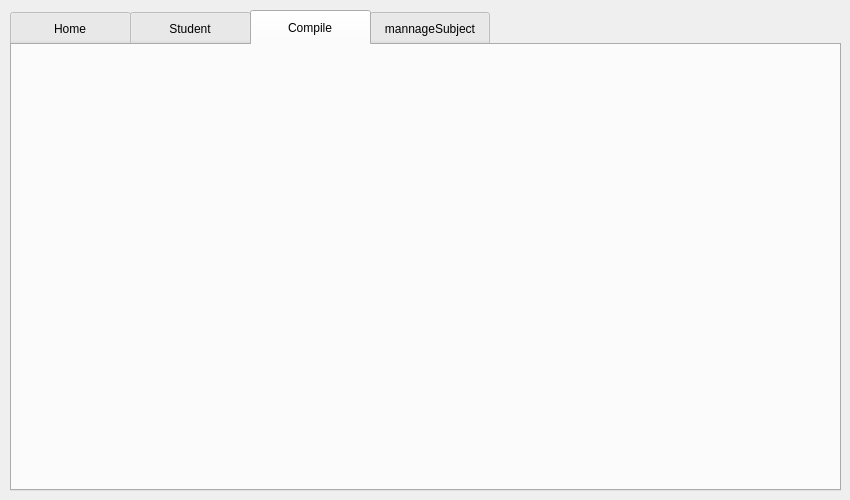
Old version of the form qtAplication/TeacherClient/widget.ui in the repository upc28/DaChuang-teachingPlatform.
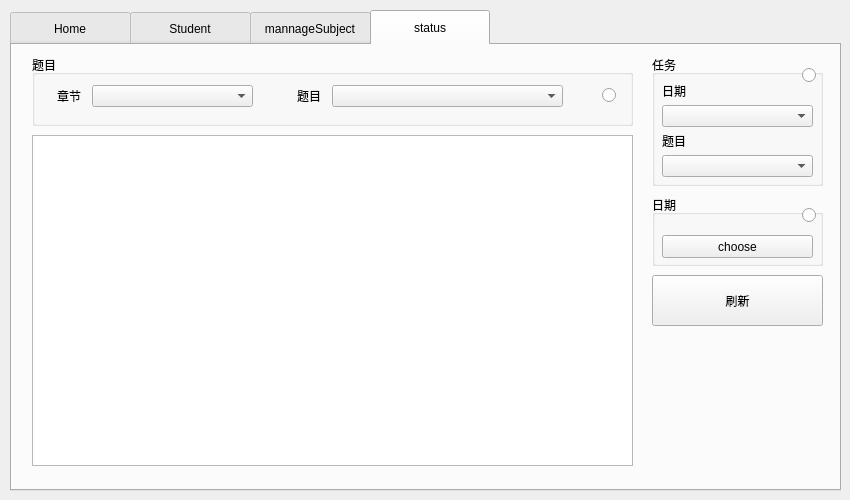
New version of the form.

```diff
--- a/qtAplication/TeacherClient/widget.ui
+++ b/qtAplication/TeacherClient/widget.ui
@@ -54,7 +54,7 @@
 QTabBar::tab{height:35}</string>
    </property>
    <property name="currentIndex">
-    <number>2</number>
+    <number>3</number>
    </property>
    <widget class="QWidget" name="home">
     <attribute name="title">
@@ -289,15 +289,407 @@
      </property>
     </widget>
    </widget>
-   <widget class="QWidget" name="tab_3">
-    <attribute name="title">
-     <string>Compile</string>
-    </attribute>
-   </widget>
    <widget class="QWidget" name="tab_4">
     <attribute name="title">
      <string>mannageSubject</string>
     </attribute>
+    <widget class="QTreeWidget" name="treeWidget_2">
+     <property name="geometry">
+      <rect>
+       <x>10</x>
+       <y>10</y>
+       <width>171</width>
+       <height>341</height>
+      </rect>
+     </property>
+     <property name="frameShape">
+      <enum>QFrame::NoFrame</enum>
+     </property>
+     <property name="frameShadow">
+      <enum>QFrame::Sunken</enum>
+     </property>
+     <column>
+      <property name="text">
+       <string>题目列表</string>
+      </property>
+     </column>
+     <item>
+      <property name="text">
+       <string>第一章</string>
+      </property>
+     </item>
+     <item>
+      <property name="text">
+       <string>第二章</string>
+      </property>
+     </item>
+     <item>
+      <property name="text">
+       <string>第三章</string>
+      </property>
+     </item>
+     <item>
+      <property name="text">
+       <string>第四章</string>
+      </property>
+     </item>
+     <item>
+      <property name="text">
+       <string>第五章</string>
+      </property>
+     </item>
+     <item>
+      <property name="text">
+       <string>第六章</string>
+      </property>
+     </item>
+    </widget>
+    <widget class="QTableWidget" name="tableWidget">
+     <property name="geometry">
+      <rect>
+       <x>210</x>
+       <y>70</y>
+       <width>591</width>
+       <height>291</height>
+      </rect>
+     </property>
+     <attribute name="horizontalHeaderCascadingSectionResizes">
+      <bool>false</bool>
+     </attribute>
+     <attribute name="horizontalHeaderDefaultSectionSize">
+      <number>120</number>
+     </attribute>
+     <attribute name="verticalHeaderDefaultSectionSize">
+      <number>30</number>
+     </attribute>
+     <attribute name="verticalHeaderShowSortIndicator" stdset="0">
+      <bool>false</bool>
+     </attribute>
+     <attribute name="verticalHeaderStretchLastSection">
+      <bool>false</bool>
+     </attribute>
+     <column>
+      <property name="text">
+       <string>编号</string>
+      </property>
+     </column>
+     <column>
+      <property name="text">
+       <string>新建列</string>
+      </property>
+     </column>
+     <column>
+      <property name="text">
+       <string>期待输出</string>
+      </property>
+     </column>
+    </widget>
+    <widget class="QPushButton" name="pushButton_6">
+     <property name="geometry">
+      <rect>
+       <x>210</x>
+       <y>20</y>
+       <width>111</width>
+       <height>41</height>
+      </rect>
+     </property>
+     <property name="text">
+      <string>题目简介</string>
+     </property>
+    </widget>
+    <widget class="QPushButton" name="pushButton_7">
+     <property name="geometry">
+      <rect>
+       <x>40</x>
+       <y>360</y>
+       <width>101</width>
+       <height>41</height>
+      </rect>
+     </property>
+     <property name="text">
+      <string>添加题目</string>
+     </property>
+    </widget>
+    <widget class="QPushButton" name="pushButton_8">
+     <property name="geometry">
+      <rect>
+       <x>660</x>
+       <y>370</y>
+       <width>141</width>
+       <height>23</height>
+      </rect>
+     </property>
+     <property name="text">
+      <string>删除用例</string>
+     </property>
+    </widget>
+    <widget class="QPushButton" name="pushButton_9">
+     <property name="geometry">
+      <rect>
+       <x>210</x>
+       <y>370</y>
+       <width>141</width>
+       <height>23</height>
+      </rect>
+     </property>
+     <property name="text">
+      <string>添加用例</string>
+     </property>
+    </widget>
+   </widget>
+   <widget class="QWidget" name="tab">
+    <attribute name="title">
+     <string>status</string>
+    </attribute>
+    <widget class="QGroupBox" name="groupBox">
+     <property name="geometry">
+      <rect>
+       <x>20</x>
+       <y>10</y>
+       <width>601</width>
+       <height>71</height>
+      </rect>
+     </property>
+     <property name="title">
+      <string>题目</string>
+     </property>
+     <widget class="QLabel" name="label_8">
+      <property name="geometry">
+       <rect>
+        <x>10</x>
+        <y>30</y>
+        <width>54</width>
+        <height>22</height>
+       </rect>
+      </property>
+      <property name="text">
+       <string>章节</string>
+      </property>
+      <property name="alignment">
+       <set>Qt::AlignCenter</set>
+      </property>
+     </widget>
+     <widget class="QLabel" name="label_9">
+      <property name="geometry">
+       <rect>
+        <x>250</x>
+        <y>30</y>
+        <width>54</width>
+        <height>22</height>
+       </rect>
+      </property>
+      <property name="text">
+       <string>题目</string>
+      </property>
+      <property name="alignment">
+       <set>Qt::AlignCenter</set>
+      </property>
+     </widget>
+     <widget class="QComboBox" name="comboBox">
+      <property name="geometry">
+       <rect>
+        <x>60</x>
+        <y>30</y>
+        <width>161</width>
+        <height>22</height>
+       </rect>
+      </property>
+     </widget>
+     <widget class="QComboBox" name="comboBox_2">
+      <property name="geometry">
+       <rect>
+        <x>300</x>
+        <y>30</y>
+        <width>231</width>
+        <height>22</height>
+       </rect>
+      </property>
+     </widget>
+     <widget class="QRadioButton" name="radioButton">
+      <property name="geometry">
+       <rect>
+        <x>570</x>
+        <y>30</y>
+        <width>21</width>
+        <height>21</height>
+       </rect>
+      </property>
+      <property name="text">
+       <string/>
+      </property>
+      <property name="iconSize">
+       <size>
+        <width>20</width>
+        <height>20</height>
+       </size>
+      </property>
+     </widget>
+    </widget>
+    <widget class="QGroupBox" name="groupBox_2">
+     <property name="geometry">
+      <rect>
+       <x>640</x>
+       <y>10</y>
+       <width>171</width>
+       <height>131</height>
+      </rect>
+     </property>
+     <property name="title">
+      <string>任务</string>
+     </property>
+     <widget class="QLabel" name="label_10">
+      <property name="geometry">
+       <rect>
+        <x>10</x>
+        <y>30</y>
+        <width>54</width>
+        <height>12</height>
+       </rect>
+      </property>
+      <property name="text">
+       <string>日期</string>
+      </property>
+     </widget>
+     <widget class="QComboBox" name="comboBox_3">
+      <property name="geometry">
+       <rect>
+        <x>10</x>
+        <y>50</y>
+        <width>151</width>
+        <height>22</height>
+       </rect>
+      </property>
+     </widget>
+     <widget class="QComboBox" name="comboBox_4">
+      <property name="geometry">
+       <rect>
+        <x>10</x>
+        <y>100</y>
+        <width>151</width>
+        <height>22</height>
+       </rect>
+      </property>
+     </widget>
+     <widget class="QLabel" name="label_11">
+      <property name="geometry">
+       <rect>
+        <x>10</x>
+        <y>80</y>
+        <width>54</width>
+        <height>12</height>
+       </rect>
+      </property>
+      <property name="text">
+       <string>题目</string>
+      </property>
+     </widget>
+     <widget class="QRadioButton" name="radioButton_3">
+      <property name="geometry">
+       <rect>
+        <x>150</x>
+        <y>10</y>
+        <width>21</width>
+        <height>21</height>
+       </rect>
+      </property>
+      <property name="text">
+       <string/>
+      </property>
+      <property name="iconSize">
+       <size>
+        <width>20</width>
+        <height>20</height>
+       </size>
+      </property>
+     </widget>
+     <widget class="QRadioButton" name="radioButton_4">
+      <property name="geometry">
+       <rect>
+        <x>140</x>
+        <y>160</y>
+        <width>21</width>
+        <height>21</height>
+       </rect>
+      </property>
+      <property name="text">
+       <string/>
+      </property>
+      <property name="iconSize">
+       <size>
+        <width>20</width>
+        <height>20</height>
+       </size>
+      </property>
+     </widget>
+    </widget>
+    <widget class="QGroupBox" name="groupBox_3">
+     <property name="geometry">
+      <rect>
+       <x>640</x>
+       <y>150</y>
+       <width>171</width>
+       <height>71</height>
+      </rect>
+     </property>
+     <property name="title">
+      <string>日期</string>
+     </property>
+     <widget class="QPushButton" name="pushButton_10">
+      <property name="geometry">
+       <rect>
+        <x>10</x>
+        <y>40</y>
+        <width>151</width>
+        <height>23</height>
+       </rect>
+      </property>
+      <property name="text">
+       <string>choose</string>
+      </property>
+     </widget>
+     <widget class="QRadioButton" name="radioButton_2">
+      <property name="geometry">
+       <rect>
+        <x>150</x>
+        <y>10</y>
+        <width>21</width>
+        <height>21</height>
+       </rect>
+      </property>
+      <property name="text">
+       <string/>
+      </property>
+      <property name="iconSize">
+       <size>
+        <width>20</width>
+        <height>20</height>
+       </size>
+      </property>
+     </widget>
+    </widget>
+    <widget class="QTableWidget" name="tableWidget_2">
+     <property name="geometry">
+      <rect>
+       <x>20</x>
+       <y>90</y>
+       <width>601</width>
+       <height>331</height>
+      </rect>
+     </property>
+    </widget>
+    <widget class="QPushButton" name="pushButton_11">
+     <property name="geometry">
+      <rect>
+       <x>640</x>
+       <y>230</y>
+       <width>171</width>
+       <height>51</height>
+      </rect>
+     </property>
+     <property name="text">
+      <string>刷新</string>
+     </property>
+    </widget>
    </widget>
   </widget>
  </widget>
```
Left out of the diff: 297 changed lines with no effect on the pictures.
